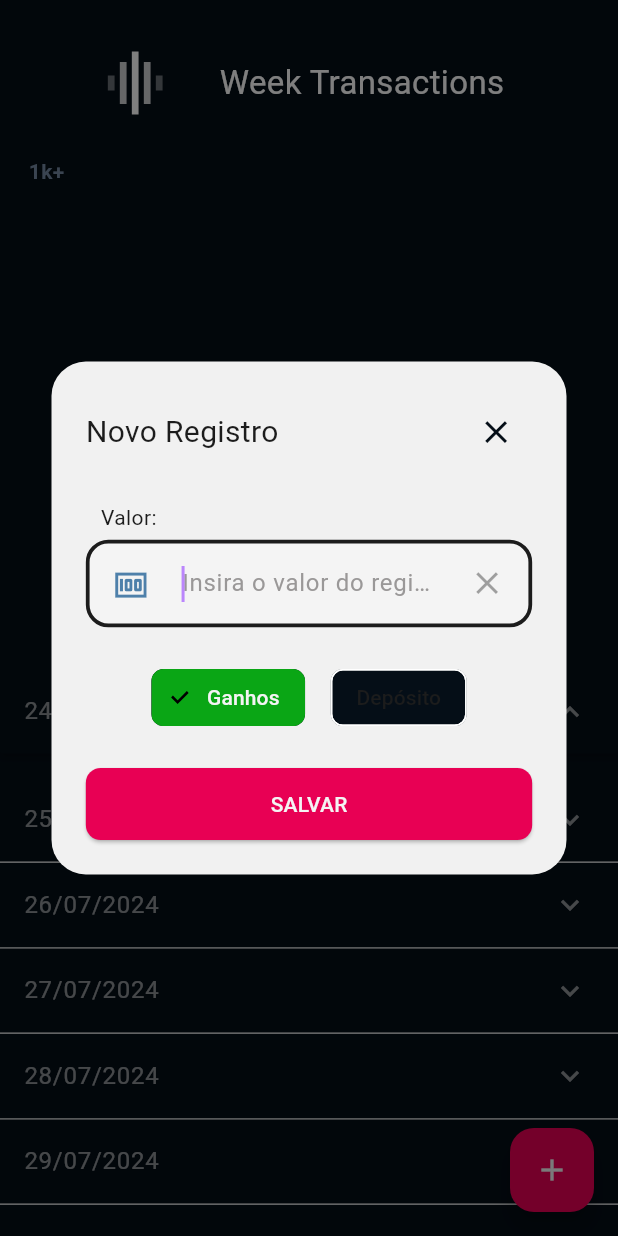
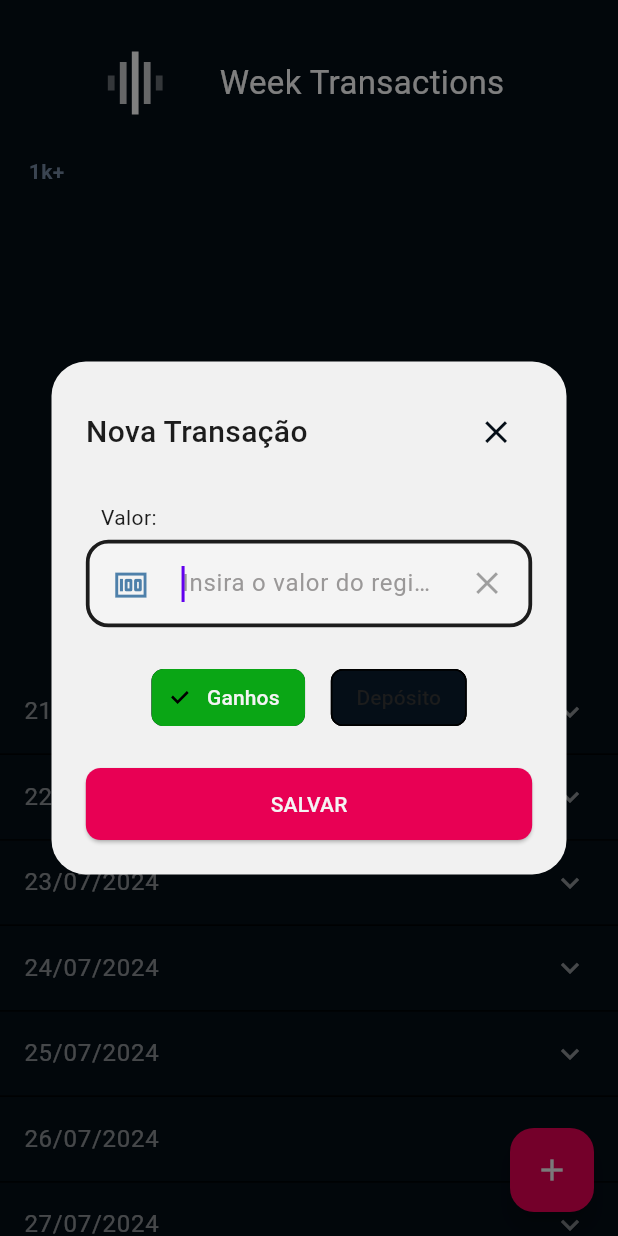
Before and after one commit to EnricoGollner/BetManager, a Flutter app: the screen it shows after launch, after a tap on the "add" icon, on a phone screen of 412 x 824 dp. Run offline on Flutter 3.47's test engine with Material 3 defaults, Android fonts, the phone set to English and light mode, and no system bars; drawn by our look-alikes of fl_chart; our stand-ins replace audioplayers, equatable, shimmer, sizer, sqflite; accounts and stored records are empty.

Commit message:
fixing week days in the chart

```diff
--- a/lib/controllers/transaction_controller.dart
+++ b/lib/controllers/transaction_controller.dart
@@ -25,9 +25,9 @@ class TransactionController extends ChangeNotifier {
     notifyListeners();
   }
 
-  Future<void> addTransaction({required double value, required TransactionType type}) async {
+  Future<void> addTransaction({required double amount, required TransactionType type}) async {
     final Transaction newTransaction = Transaction(
-      amount: value,
+      amount: amount,
       type: type,
       date: DateTime.now(),
     );
--- a/lib/core/theme/colors.dart
+++ b/lib/core/theme/colors.dart
@@ -1,20 +1,5 @@
 import 'package:flutter/material.dart';
 
-const Color backgroundColor = Color(0xFF050e17);
-const Color backgroundAlternativeColor = Color(0xFF282E45);
-const Color surfaceColor = Color.fromARGB(255, 236, 236, 239);
-
-const Color bodyTextColor = Colors.white70;
-const Color bodyTextColor2 = Colors.white38;
-const Color bodyTextColor3 = Color(0xffF4F4F4);
-const Color bodyTextColor4 = Colors.white54;
-const Color bodyTextColor5 = Color(0xff1c1c1c);
-const Color hintColor = Color.fromARGB(255, 154, 152, 152);
-
-const Color modalFormBackground = Color(0xffF1F1F1);
-
-const Color menuBackground = Color(0xFF090912);
-const Color itemsBackground = Color(0xFF1B2339);
 
 const Color primaryColor = Color(0xFFE80054);
 Color secondaryColor = const Color.fromARGB(255, 7, 79, 138).withOpacity(0.7);
@@ -22,4 +7,19 @@ const Color incomeBackgroundColor = Color(0xFF0aa615);
 const Color incomeColor = Color(0xFF3BFF49);
 const Color contentColorOrange = Color(0xFFFF683B);
 
-const colorError = Color(0xffFF0000);
+const errorColor = Color(0xffFF0000);
+
+const Color backgroundColor = Color(0xFF050e17);
+const Color backgroundAlternativeColor = Color.fromRGBO(40, 46, 69, 1);
+const Color surfaceColor = Color(0xffF4F4F4);
+
+const Color bodyTextColor = Colors.white70;
+const Color bodyTextColor2 = Colors.white38;
+const Color bodyTextColor4 = Colors.white54;
+const Color bodyTextColorBlack = Color(0xff1c1c1c);
+const Color hintColor = Color.fromARGB(255, 154, 152, 152);
+
+const Color modalFormBackground = Color(0xffF1F1F1);
+
+const Color menuBackground = Color(0xFF090912);
+const Color itemsBackground = Color(0xFF1B2339);
--- a/lib/core/theme/style.dart
+++ b/lib/core/theme/style.dart
@@ -5,11 +5,10 @@ class Style {
   static ThemeData get material3Theme {
     return ThemeData(
       useMaterial3: true,
-      colorScheme: const ColorScheme.dark(
+      colorScheme: const ColorScheme.light(
         brightness: Brightness.dark,
         surface: backgroundColor,
-        onSurface: bodyTextColor5,
-        surfaceContainer: bodyTextColor4,
+        onSurface: bodyTextColorBlack,
       )
     );
   }
--- a/lib/models/week_day_expansel.dart
+++ b/lib/models/week_day_expansion.dart
@@ -1,8 +1,8 @@
-class WeekDayExpansel {
+class WeekDayExpansion {
   final DateTime date;
   bool isExpanded;
 
-  WeekDayExpansel({
+  WeekDayExpansion({
     required this.date,
     required this.isExpanded,
   });
--- a/lib/screens/main_screen.dart
+++ b/lib/screens/main_screen.dart
@@ -6,7 +6,7 @@ import 'package:bet_manager_app/core/theme/ui_responsivity.dart';
 import 'package:bet_manager_app/core/utils/formatter.dart';
 import 'package:bet_manager_app/core/utils/validator.dart';
 import 'package:bet_manager_app/models/transaction.dart';
-import 'package:bet_manager_app/models/week_day_expansel.dart';
+import 'package:bet_manager_app/models/week_day_expansion.dart';
 import 'package:bet_manager_app/screens/widgets/custom_transaction_card.dart';
 import 'package:bet_manager_app/screens/widgets/register_form.dart';
 import 'package:bet_manager_app/screens/widgets/week_transaction_chart.dart';
@@ -33,15 +33,13 @@ class _MainScreenState extends State<MainScreen> {
   late TransactionController _transactionController;
   // late FilterController _filterController;
 
-  late List<WeekDayExpansel> _weekDaysExpansel;
+  late List<WeekDayExpansion> _weekDaysExpansel;
 
   @override
   void initState() {
     // _filterController = context.read<FilterController>();
 
-    _weekDaysExpansel = List.generate(7, (index) {
-      return WeekDayExpansel(date: DateTime.now().add(Duration(days: index)), isExpanded: index == 0);
-    });
+    _weekDaysExpansel = _generateWeekDates();
 
     WidgetsBinding.instance.addPostFrameCallback((_) async => await _transactionController.getTransactions());
     super.initState();
@@ -71,7 +69,10 @@ class _MainScreenState extends State<MainScreen> {
                     Expanded(
                       child: Consumer<TransactionController>(
                         builder: (_, __, ___) {
-                          return WeekTransactionChart(recentTransactions: _transactionController.weekTransactions);
+                        return WeekTransactionChart(
+                          recentTransactions: _transactionController.weekTransactions,
+                          weekDays: _weekDaysExpansel,
+                        );
                         }
                       ),
                     ),
@@ -96,7 +97,7 @@ class _MainScreenState extends State<MainScreen> {
       floatingActionButton: FloatingActionButton(
         backgroundColor: primaryColor,
         onPressed: _showDialogNewTransaction,
-        child: const Icon(Icons.add, color: bodyTextColor3),
+        child: const Icon(Icons.add, color: surfaceColor),
       ),
     );
   }
@@ -293,7 +294,7 @@ class _MainScreenState extends State<MainScreen> {
     if (isIncome) await _playIncomeSound();
 
     _transactionController.addTransaction(
-      value: Formatter.currencyToDouble(amountText),
+      amount: Formatter.currencyToDouble(amountText),
       type: isIncome ? TransactionType.income : TransactionType.deposit,
     );
     if (mounted) Navigator.pop(context);
@@ -303,4 +304,19 @@ class _MainScreenState extends State<MainScreen> {
     final AudioPlayer audioPlayer = AudioPlayer();
     await audioPlayer.play(AssetSource('sounds/money.mp3'));
   }
+
+  List<WeekDayExpansion> _generateWeekDates() {
+    final DateTime currentDate = DateTime.now();
+    DateTime firstWeekDay = currentDate.subtract(Duration(days: currentDate.weekday));  //Sunday
+
+    return List.generate(
+      7,
+      (index) {
+        return WeekDayExpansion(
+          date: firstWeekDay.add(Duration(days: index)),
+          isExpanded: false,
+        );
+      },
+    );
+  }
 }
--- a/lib/screens/widgets/custom_primary_button.dart
+++ b/lib/screens/widgets/custom_primary_button.dart
@@ -41,7 +41,7 @@ class CustomPrimaryButton extends StatelessWidget {
             onPressed: onPressed,
             child: Text(
               text,
-              style: const TextStyle(color: bodyTextColor3),
+              style: const TextStyle(color: surfaceColor),
             ),
           ),
         );
--- a/lib/screens/widgets/custom_text_field.dart
+++ b/lib/screens/widgets/custom_text_field.dart
@@ -147,13 +147,13 @@ class _CustomTextFieldState extends State<CustomTextField> {
             decoration: InputDecoration(
               counterText: '',
               focusedErrorBorder: const OutlineInputBorder(
-                borderSide: BorderSide(color: colorError, width: 2),
+                borderSide: BorderSide(color: errorColor, width: 2),
                 borderRadius: BorderRadius.all(
                   Radius.circular(15),
                 ),
               ),
               errorBorder: const OutlineInputBorder(
-                borderSide: BorderSide(color: colorError, width: 1),
+                borderSide: BorderSide(color: errorColor, width: 1),
                 borderRadius: BorderRadius.all(
                   Radius.circular(15),
                 ),
@@ -161,19 +161,19 @@ class _CustomTextFieldState extends State<CustomTextField> {
               // errorStyle: errorStyle,
               errorMaxLines: 2,
               enabledBorder: const OutlineInputBorder(
-                borderSide: BorderSide(color: bodyTextColor5, width: 2),
+                borderSide: BorderSide(color: bodyTextColorBlack, width: 2),
                 borderRadius: BorderRadius.all(
                   Radius.circular(15),
                 ),
               ),
               disabledBorder: const OutlineInputBorder(
-                borderSide: BorderSide(color: bodyTextColor5, width: 2),
+                borderSide: BorderSide(color: bodyTextColorBlack, width: 2),
                 borderRadius: BorderRadius.all(
                   Radius.circular(15),
                 ),
               ),
               focusedBorder: const OutlineInputBorder(
-                borderSide: BorderSide(color: bodyTextColor5, width: 2.5),
+                borderSide: BorderSide(color: bodyTextColorBlack, width: 2.5),
                 borderRadius: BorderRadius.all(
                   Radius.circular(15),
                 ),
@@ -194,7 +194,7 @@ class _CustomTextFieldState extends State<CustomTextField> {
               ),
               hintText: widget.hintText,
               contentPadding: EdgeInsets.symmetric(horizontal: 10, vertical: 15.s),
-              fillColor: bodyTextColor3,
+              fillColor: surfaceColor,
             ),
           ),
         ),
@@ -216,7 +216,7 @@ class _CustomTextFieldState extends State<CustomTextField> {
             onTap: clearTextField,
             child: CustomIcon(
               iconData: Icons.clear,
-              color: bodyTextColor5.withOpacity(0.4),
+              color: bodyTextColorBlack.withOpacity(0.4),
             ),
           )
         : widget.suffixicon != null ? GestureDetector(
--- a/lib/screens/widgets/custom_transaction_card.dart
+++ b/lib/screens/widgets/custom_transaction_card.dart
@@ -14,6 +14,7 @@ class CustomTransactionCard extends StatelessWidget {
     bool isIncome = transaction.type == TransactionType.income;
 
     return Card(
+      surfaceTintColor: Colors.transparent,
       color: surfaceColor,
       child: Padding(
         padding: const EdgeInsets.all(10),
--- a/lib/screens/widgets/register_form.dart
+++ b/lib/screens/widgets/register_form.dart
@@ -1,5 +1,6 @@
 import 'package:bet_manager_app/core/theme/colors.dart';
 import 'package:bet_manager_app/core/theme/ui_responsivity.dart';
+import 'package:bet_manager_app/core/utils/decimal_text_input_formatter.dart';
 import 'package:bet_manager_app/core/utils/validator.dart';
 import 'package:bet_manager_app/screens/widgets/custom_icon.dart';
 import 'package:bet_manager_app/screens/widgets/custom_primary_button.dart';
@@ -52,8 +53,8 @@ class _RegisterFormState extends State<RegisterForm> {
                                 mainAxisAlignment: MainAxisAlignment.spaceBetween,
                                 children: [
                                   const Text(
-                                    'Novo Registro',
-                                    style: TextStyle(fontSize: 20),
+                                    'Nova Transação',
+                                    style: TextStyle(fontSize: 20, fontWeight: FontWeight.w500),
                                   ),
                                   IconButton(
                                     splashRadius: 20.s,
@@ -86,6 +87,10 @@ class _RegisterFormState extends State<RegisterForm> {
                                           label: 'Valor:',
                                           hintText: 'Insira o valor do registro...',
                                           enableButtonCleanValue: true,
+                                          inputFormatters: [
+                                            DecimalTextInputFormatter.signal,
+                                            DecimalTextInputFormatter(),
+                                          ],
                                         ),
                                     ),
                                     SizedBox(height: 20.s),
@@ -97,7 +102,7 @@ class _RegisterFormState extends State<RegisterForm> {
                                             ChoiceChip(
                                               selected: isIncome,
                                               selectedColor: incomeBackgroundColor,
-                                              label: Text('Ganhos', style: TextStyle(color: isIncome ? bodyTextColor3 : bodyTextColor5),),
+                                              label: Text('Ganhos', style: TextStyle(color: isIncome ? surfaceColor : bodyTextColorBlack),),
                                               onSelected: (newValue) {
                                                 setState(() {
                                                   if (isIncome) return;
@@ -107,9 +112,17 @@ class _RegisterFormState extends State<RegisterForm> {
                                             ),
                                             SizedBox(width: 15.s),
                                             ChoiceChip(
+                                              // color: WidgetStateProperty.resolveWith(
+                                              //   (states) {
+                                              //     if (!states.contains(WidgetState.selected)) {
+                                              //       return bodyTextColor;
+                                              //     }
+                                              //     return null;
+                                              //   },
+                                              // ),
                                               selected: !isIncome,
                                               selectedColor: primaryColor,
-                                              label: Text('Depósito', style: TextStyle(color: !isIncome ? bodyTextColor3 : bodyTextColor5),),
+                                              label: Text('Depósito', style: TextStyle(color: !isIncome ? surfaceColor : bodyTextColorBlack),),
                                               onSelected: (newValue) {
                                                 setState(() {
                                                   if (!isIncome) return;
--- a/lib/screens/widgets/week_transaction_chart.dart
+++ b/lib/screens/widgets/week_transaction_chart.dart
@@ -1,13 +1,19 @@
 import 'package:bet_manager_app/core/theme/colors.dart';
 import 'package:bet_manager_app/core/utils/validator.dart';
 import 'package:bet_manager_app/models/transaction.dart';
+import 'package:bet_manager_app/models/week_day_expansion.dart';
 import 'package:fl_chart/fl_chart.dart';
 import 'package:flutter/material.dart';
 
 class WeekTransactionChart extends StatefulWidget {
   final List<Transaction> recentTransactions;
+  final List<WeekDayExpansion> weekDays;
 
-  const WeekTransactionChart({super.key, required this.recentTransactions});
+  const WeekTransactionChart({
+    super.key,
+    required this.recentTransactions,
+    required this.weekDays,
+  });
 
   @override
   State<WeekTransactionChart> createState() => _WeekTransactionChartState();
@@ -181,20 +187,19 @@ class _WeekTransactionChartState extends State<WeekTransactionChart> {
   }
 
   List<BarChartGroupData> _buildChartGroups() {
-    return List.generate(7, (index) {
-      final DateTime weekDay = DateTime.now().add(Duration(days: index)); // Today's date subtracting in each iteration
+    return widget.weekDays.map((date) {
       double earned = 0.0;
       double spent = 0.0;
 
       for (Transaction transaction in widget.recentTransactions) {
-        if (Validator.verifyDate(transaction.date, compareTo: weekDay)) {
+        if (Validator.verifyDate(transaction.date, compareTo: date.date)) {
           transaction.type == TransactionType.income
             ? earned += transaction.amount
             : spent += transaction.amount;
         }
       }
 
-      return _buildDayValues(dayPosition: index, earned: earned, spent: spent);
-    });
+      return _buildDayValues(dayPosition: date.date.weekday - 1, earned: earned, spent: spent);
+    }).toList();
   }
 }
```
Also changed, not shown: lib/core/utils/decimal_text_input_formatter.dart (added, +79 -0 lines).
